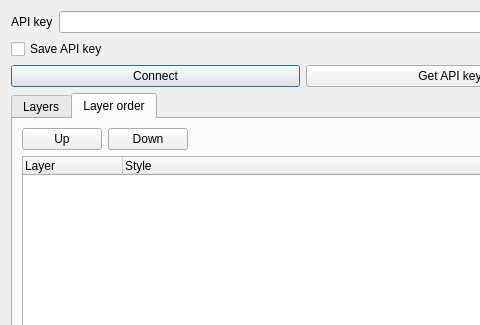
The window that addlayersdialogbase.ui (nextgis/qgis_scanex_express) describes before a commit, drawn with Qt 5; both pictures show x 0 to 480 and y 0 to 325 of the 605 by 428 pixel window.
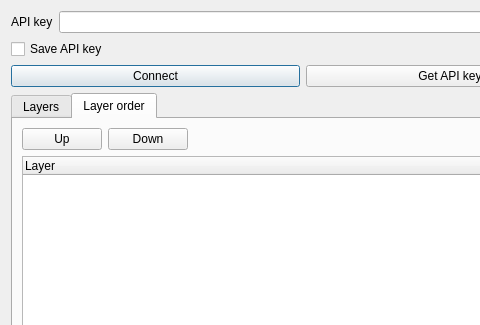
The same window after the commit. The open tabs and pages were chosen to show the change.

Commit message: remove style column from layer order tab

```diff
--- a/addlayersdialogbase.ui
+++ b/addlayersdialogbase.ui
@@ -146,18 +146,13 @@
        <item row="1" column="0" colspan="3">
         <widget class="QTreeWidget" name="lstOrder">
          <property name="columnCount">
-          <number>2</number>
+          <number>1</number>
          </property>
          <column>
           <property name="text">
            <string>Layer</string>
           </property>
          </column>
-         <column>
-          <property name="text">
-           <string>Style</string>
-          </property>
-         </column>
         </widget>
        </item>
        <item row="0" column="0">
```
Left out of the diff: 2 changed lines with no effect on the pictures.
